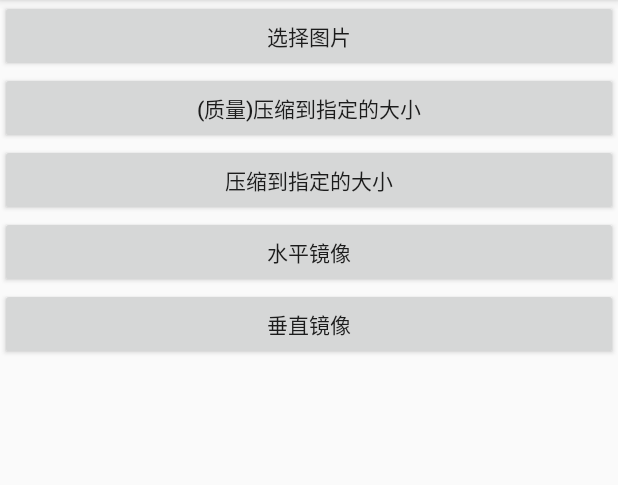
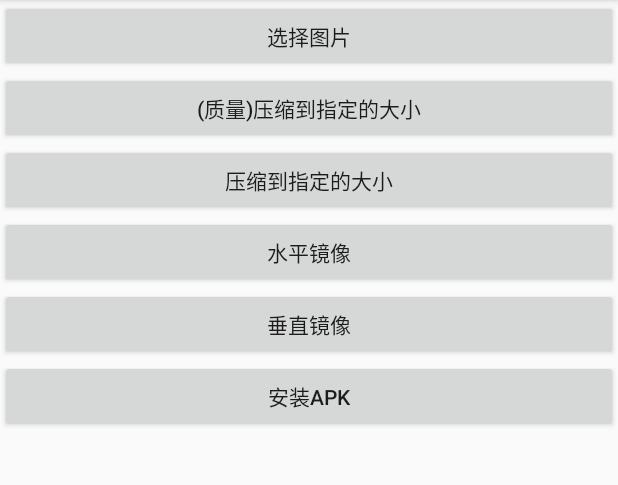
Before and after one commit to zhougan870822/android-common, an Android app: the screen it shows after launch (MainActivity), on a phone screen of 412 x 824 dp, the part 84-569 px from its top. Run offline under Robolectric (Android 15) with nearby library versions, the phone set to English and light mode, and no system bars.

Commit message:
修改TimeUtils

```diff
--- a/android-common/src/main/java/com/zhoug/android/common/utils/AppUtils.java
+++ b/android-common/src/main/java/com/zhoug/android/common/utils/AppUtils.java
@@ -1,5 +1,6 @@
 package com.zhoug.android.common.utils;
 
+import android.Manifest;
 import android.annotation.SuppressLint;
 import android.annotation.TargetApi;
 import android.app.Activity;
@@ -8,12 +9,14 @@ import android.content.Context;
 import android.content.Intent;
 import android.content.pm.PackageInfo;
 import android.content.pm.PackageManager;
+import android.content.res.Configuration;
 import android.content.res.Resources;
 import android.graphics.Point;
 import android.net.Uri;
 import android.os.Build;
 import android.support.annotation.AttrRes;
 import android.support.annotation.RequiresApi;
+import android.support.v4.app.ActivityCompat;
 import android.support.v4.content.FileProvider;
 import android.telephony.TelephonyManager;
 import android.util.DisplayMetrics;
@@ -29,6 +32,9 @@ import java.io.File;
 import java.io.FileNotFoundException;
 import java.util.List;
 
+/**
+ * App工具 哈哈我也不晓得怎么命名
+ */
 public class AppUtils {
     private static final String TAG = "AppUtils";
 
@@ -98,7 +104,7 @@ public class AppUtils {
     }
 
     /**
-     * 导航栏是否显示
+     * 底部导航栏是否显示
      * @param context
      * @return
      */
@@ -158,6 +164,20 @@ public class AppUtils {
     }
 
     /**
+     * 是否是竖屏
+     * @param context
+     * @return
+     */
+    public static boolean isPortrait(Context context){
+        int orientation = context.getResources().getConfiguration().orientation;
+        if(orientation== Configuration.ORIENTATION_PORTRAIT){
+            return true;
+        }
+        return false;
+    }
+
+
+    /**
      * 获取设备序列号
      *
      * @return
@@ -187,7 +207,7 @@ public class AppUtils {
      * @return
      */
     @SuppressLint("MissingPermission")
-    public static String getPhone(Context context){
+    public static String getLocalPhoneNumber(Context context){
         String phone = null;
         try {
             TelephonyManager telephonyManager = (TelephonyManager) context.getSystemService(Context.TELEPHONY_SERVICE);
@@ -379,10 +399,11 @@ public class AppUtils {
 
     /**
      * 安装apk文件
+     * 8.0需要在manifest.xml 中注册权限REQUEST_INSTALL_PACKAGES
      */
     public static void installApk(Context context, File file, String authority) throws FileNotFoundException {
         if (!file.exists()) {
-            throw new FileNotFoundException("apk文件不存在" + file);
+            throw new FileNotFoundException("apk文件不存在" + file.getAbsolutePath());
         } else {
             Uri contentUri = null;
             Intent intent = new Intent(Intent.ACTION_VIEW);
@@ -397,7 +418,17 @@ public class AppUtils {
             intent.setDataAndType(contentUri, "application/vnd.android.package-archive");
             context.startActivity(intent);
             Log.i(TAG, "installApk: 安装apk");
+
+
         }
+    }
+
+    /**
+     * 安装apk文件 authority默认：context.getPackageName()+".fileProvider"
+     */
+    public static void installApk(Context context, File file ) throws FileNotFoundException {
+        AppUtils.installApk(context,file,context.getPackageName()+".fileProvider" );
+
     }
 
     /**
--- a/android-common/src/main/java/com/zhoug/android/common/utils/FileUtils.java
+++ b/android-common/src/main/java/com/zhoug/android/common/utils/FileUtils.java
@@ -299,10 +299,10 @@ public class FileUtils {
             if(!file.getParentFile().exists()){
                 boolean mkdirs = file.getParentFile().mkdirs();
                 if(mkdirs){
-                    return new File(path);
+                    return file;
                 }
             }else{
-                return new File(path);
+                return file;
             }
         }
         return null;
--- /dev/null
+++ b/android-common/src/main/java/com/zhoug/android/common/utils/TimeUtils.java
@@ -0,0 +1,37 @@
+package com.zhoug.android.common.utils;
+
+import java.text.SimpleDateFormat;
+import java.util.Date;
+
+/**
+ * 描述：时间工具
+ * zhougan
+ * 2019/9/6
+ **/
+public class TimeUtils {
+    public static final String FORMAT = "yyyy-MM-dd HH:mm:ss";
+
+    /**
+     * 获取当前时间
+     *
+     * @param format 默认 "yyyy-MM-dd HH:mm:ss"
+     * @return
+     */
+    public static String getCurrentTime(String format) {
+        if (format == null) {
+            format = FORMAT;
+        }
+        SimpleDateFormat simpleDateFormat = new SimpleDateFormat(format);
+        return simpleDateFormat.format(new Date());
+    }
+
+    /**
+     * 格式默认 "yyyy-MM-dd HH:mm:ss"
+     * @return
+     */
+    public static String getCurrentTime() {
+        return getCurrentTime(FORMAT);
+    }
+
+
+}
--- a/app/src/main/java/com/zhoug/androidcommon/app/MainActivity.java
+++ b/app/src/main/java/com/zhoug/androidcommon/app/MainActivity.java
@@ -7,7 +7,6 @@ import android.graphics.BitmapFactory;
 import android.graphics.Point;
 import android.os.Build;
 import android.os.Bundle;
-import android.os.Environment;
 import android.support.v7.app.AppCompatActivity;
 import android.util.Log;
 import android.view.View;
@@ -19,9 +18,13 @@ import com.zhoug.android.common.utils.AppUtils;
 import com.zhoug.android.common.utils.BitmapUtils;
 import com.zhoug.android.common.utils.FileUtils;
 import com.zhoug.android.common.utils.IOUtils;
+import com.zhoug.android.common.utils.TimeUtils;
 import com.zhoug.android.common.utils.UriUtils;
 
-import java.io.File;
+import java.io.FileNotFoundException;
+import java.text.DateFormat;
+import java.text.SimpleDateFormat;
+import java.util.Date;
 
 public class MainActivity extends AppCompatActivity {
     private static final String TAG = "MainActivity>>>";
@@ -50,6 +53,12 @@ public class MainActivity extends AppCompatActivity {
         imageView1=findViewById(R.id.imageView1);
         imageView2=findViewById(R.id.imageView2);
 
+
+        test();
+
+        addListener();
+    }
+    private void test(){
         Point screenSize = AppUtils.getScreenSize(this);
         Point realScreenSize = AppUtils.getRealScreenSize(this);
         Log.d(TAG, "screenSize:"+screenSize);
@@ -63,9 +72,14 @@ public class MainActivity extends AppCompatActivity {
             Log.d(TAG, "findViews:底部导航栏是否显示"+AppUtils.isNavigationBarShow(this));
         }
 
-        addListener();
+        Log.d(TAG, "findViews:是否竖屏:"+AppUtils.isPortrait(this));
+        Log.d(TAG, "findViews: 本机号码"+AppUtils.getLocalPhoneNumber(this));
+
+        Log.d(TAG, "test: "+ TimeUtils.getCurrentTime());
+        DateFormat dateInstance = SimpleDateFormat.getDateInstance();
+        String format = dateInstance.format(new Date());
+        Log.d(TAG, "test: format="+format);
     }
-
     private void addListener(){
         btn1.setOnClickListener(new View.OnClickListener() {
             @Override
@@ -109,6 +123,18 @@ public class MainActivity extends AppCompatActivity {
                 Intent intent=new Intent(Intent.ACTION_PICK);
                 intent.setType("image/*");
                 startActivityForResult(intent,105);
+            }
+        });
+
+        findViewById(R.id.btn6).setOnClickListener(new View.OnClickListener() {
+            @Override
+            public void onClick(View v) {
+
+                try {
+                    AppUtils.installApk(MainActivity.this,FileUtils.getExternalFile("Tencent/QQfile_recv/qlymclz_v1.0.0.7_release.apk") );
+                } catch (FileNotFoundException e) {
+                    e.printStackTrace();
+                }
             }
         });
     }
--- a/app/src/main/res/layout/activity_main.xml
+++ b/app/src/main/res/layout/activity_main.xml
@@ -39,6 +39,11 @@
             android:layout_width="match_parent"
             android:layout_height="wrap_content"
             android:text="垂直镜像" />
+        <Button
+            android:id="@+id/btn6"
+            android:layout_width="match_parent"
+            android:layout_height="wrap_content"
+            android:text="安装apk" />
 
 
         <ImageView
```
Also changed, not shown: android-common/src/main/java/com/zhoug/android/common/utils/BitmapUtils.java (+10 -0 lines), android-common/src/main/java/com/zhoug/android/common/utils/ImageUtils.java (deleted, +0 -7 lines), android-common/src/main/java/com/zhoug/android/common/utils/IntentUtils.java (+29 -0 lines), app/src/main/AndroidManifest.xml (+13 -1 lines), app/src/main/res/xml/file_paths.xml (added, +27 -0 lines).
